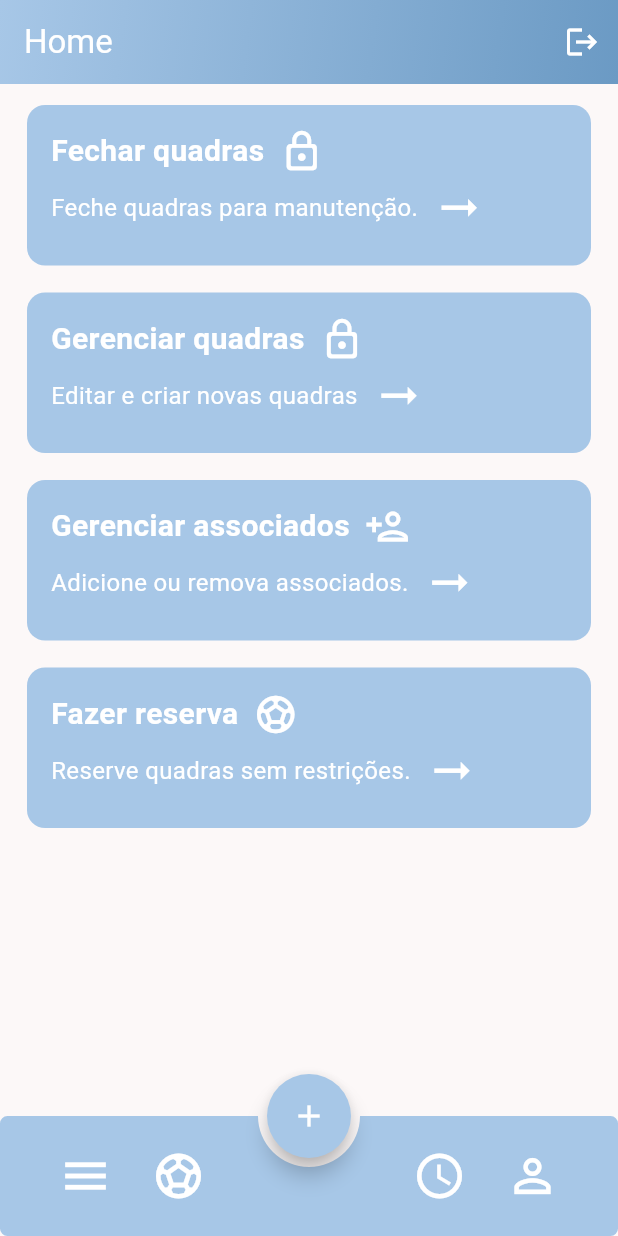
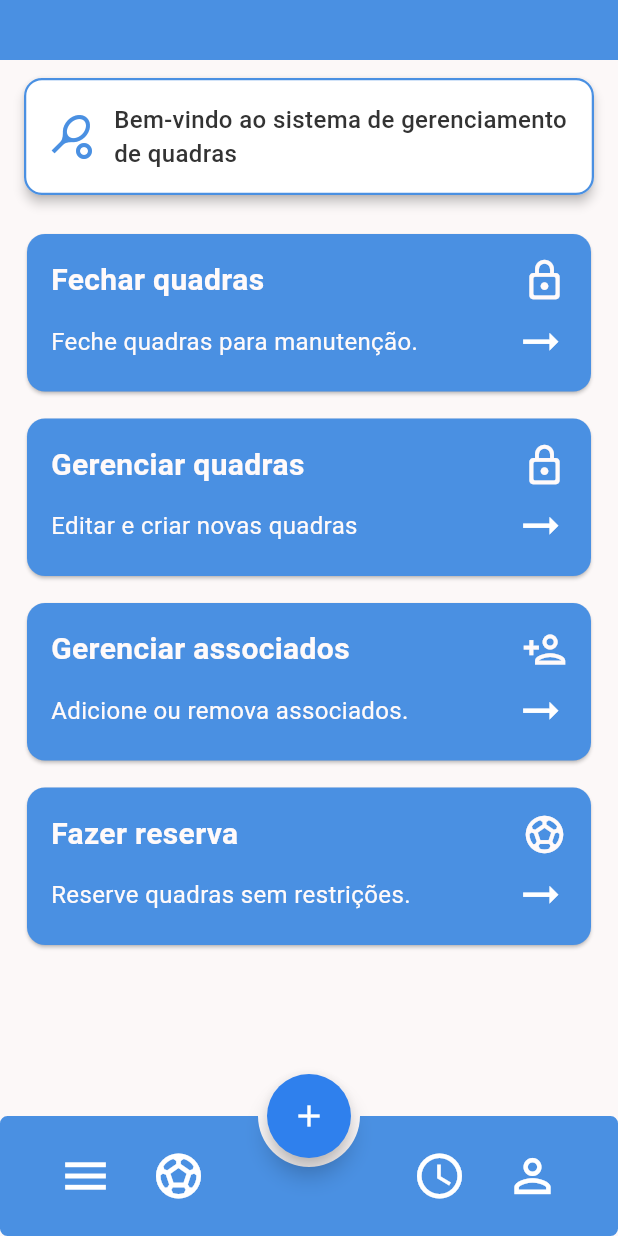
Before and after one commit to Danielsalesds/Sistema-de-Reservas-de-Quadra-Esportivas, a Flutter app: the HomeAdmin screen opened directly, on a phone screen of 412 x 824 dp. Run offline on Flutter 3.47's test engine with Material 3 defaults, Android fonts, the phone set to English and light mode, and no system bars; drawn by our look-alikes of overlay_support; our stand-ins replace awesome_dialog, cloud_firestore, firebase_auth, firebase_core, flutter_svg, google_fonts and 1 more; accounts and stored records are empty.

Commit message:
ajuste no desing home adm

```diff
--- a/lib/ui/pages/HomeAdmin.dart
+++ b/lib/ui/pages/HomeAdmin.dart
@@ -6,6 +6,7 @@ import 'package:clube/ui/widgets/CardAdmin.dart';
 import 'package:clube/ui/widgets/CustomAppBar.dart';
 import 'package:clube/ui/widgets/CustomBottomBar.dart';
 import 'package:clube/ui/widgets/CustomFAB.dart';
+import 'package:clube/ui/widgets/boasVindasCarde.dart';
 import 'package:flutter/cupertino.dart';
 import 'package:flutter/material.dart';
 
@@ -21,11 +22,24 @@ class HomeAdmin extends StatefulWidget{
 class HomeAdminState extends State<HomeAdmin>{
   final double padding_card_h = 14;
   final double padding_card_v = 5;
+  Color textColor = const Color(0xFFFFFAFA);//F5F5F5
+  Color textColor2 = const Color(0xFF333333);
+  Color baseColor = const Color(0xFF4A90E2);
+  Color cardColor2 = const Color(0xFF5A9BD4);
+  Color buttonColoer = const Color(0xFF2F80ED);
 
   @override
   Widget build(BuildContext context) {
     return Scaffold(
-      appBar: const CustomAppBar(title: 'Home',),
+      appBar: PreferredSize(
+        preferredSize: Size.fromHeight(40), // Altura menor que o padrão (56)
+        child: AppBar(
+          backgroundColor: baseColor,
+          elevation: 0, // opcional: remove a sombra
+          title: null, // sem título
+          automaticallyImplyLeading: false, // opcional: remove ícone de voltar, se não quiser
+        ),
+      ),
       bottomNavigationBar: const CustomBottomBar(),
       floatingActionButton: CustomFAB(
           onPressed: (){
@@ -38,6 +52,7 @@ class HomeAdminState extends State<HomeAdmin>{
       floatingActionButtonLocation: FloatingActionButtonLocation.centerDocked,
       body: Column(
         children: [
+          WelcomeCard(),
           const SizedBox(height: 5),
           Padding(
             padding: EdgeInsets.symmetric(horizontal: padding_card_h, vertical: padding_card_v),
@@ -46,7 +61,6 @@ class HomeAdminState extends State<HomeAdmin>{
               text1: "Feche quadras para manutenção.",
               icon: Icons.lock_outline_rounded,
               onTap: () {
-                // Exemplo de rota
                 Navigator.push(
                   context,
                   MaterialPageRoute(builder: (context) => ListarQuadras()), // ou outra tela
--- a/lib/ui/widgets/CardAdmin.dart
+++ b/lib/ui/widgets/CardAdmin.dart
@@ -1,4 +1,3 @@
-import 'package:flutter/cupertino.dart';
 import 'package:flutter/material.dart';
 
 class CardAdmin extends StatefulWidget {
@@ -16,65 +15,59 @@ class CardAdmin extends StatefulWidget {
   });
 
   @override
-  State<CardAdmin> createState() => CardAdminState();
+  State<CardAdmin> createState() => _CardAdminState();
 }
 
-class CardAdminState extends State<CardAdmin> {
-  Color textColor = const Color(0xFF0A2F4F);
-  Color textColor2 = const Color(0xFF333333);
+class _CardAdminState extends State<CardAdmin> {
+  static const Color textColor = Color(0xFFFFFAFA); // Branco suave
+  static const Color cardColor = Color(0xFF4A90E2); // Azul principal
+
   @override
   Widget build(BuildContext context) {
     return GestureDetector(
       onTap: widget.onTap,
-      child: Card.filled(
-        color: Theme.of(context).colorScheme.primaryContainer,
-        child: Row(
-          children: [
-            Padding(
+      child: Card(
+        color: cardColor,
+        shape: RoundedRectangleBorder(borderRadius: BorderRadius.circular(12)),
+        child: Padding(
           padding: const EdgeInsets.all(16),
           child: Column(
             crossAxisAlignment: CrossAxisAlignment.start,
             children: [
+              // Título + ícone à direita
               Row(
                 children: [
-                      Text(
+                  Expanded(
+                    child: Text(
                       widget.titulo,
-                        style: TextStyle(
+                      style: const TextStyle(
                         fontWeight: FontWeight.bold,
                         fontSize: 20,
-                          color: Theme.of(context).colorScheme.onPrimary,
-                          // color: textColor,
+                        color: textColor,
                       ),
                     ),
-                      const SizedBox(width: 10),
-                      Icon(widget.icon, color:  Theme.of(context).colorScheme.onPrimary, size: 30),
+                  ),
+                  Icon(widget.icon, color: textColor, size: 30),
                 ],
               ),
-                  const SizedBox(height: 5),
+              const SizedBox(height: 8),
+              // Descrição + ícone de seta
               Row(
                 children: [
-                      Text(
+                  Expanded(
+                    child: Text(
                       widget.text1,
-                        style: TextStyle(
+                      style: const TextStyle(
                         fontSize: 16,
-                          color: Theme.of(context).colorScheme.onPrimary,
+                        color: textColor,
                       ),
                     ),
-                      const SizedBox(width: 10,),
-                      const Icon(Icons.arrow_right_alt, color: Colors.white, size: 35)
+                  ),
+                  const Icon(Icons.arrow_right_alt, color: Colors.white, size: 35),
                 ],
               ),
-                  const SizedBox(height: 5),
-                  // const Row(
-                  //   children: [
-                  //     SizedBox(width: 300,),
-                  //     Icon(Icons.arrow_right_alt, color: Colors.white, size: 40)
-                  //   ],
-                  // )
             ],
           ),
-            ),
-          ],
         ),
       ),
     );
--- a/lib/ui/widgets/CustomBottomBar.dart
+++ b/lib/ui/widgets/CustomBottomBar.dart
@@ -12,8 +12,14 @@ class CustomBottomBar extends StatelessWidget{
 
   @override
   Widget build(BuildContext context) {
+    Color textColor = const Color(0xFFFFFAFA);//F5F5F5
+    Color textColor2 = const Color(0xFF333333);
+    Color baseColor = const Color(0xFF4A90E2);
+    Color cardColor2 = const Color(0xFF5A9BD4);
+    Color buttonColoer = const Color(0xFF2F80ED);
+
     return BottomAppBar(
-      color: Theme.of(context).colorScheme.primaryContainer,
+      color: baseColor,
       notchMargin: 6.0,
       shape: const AutomaticNotchedShape(
         RoundedRectangleBorder(
--- a/lib/ui/widgets/CustomFAB.dart
+++ b/lib/ui/widgets/CustomFAB.dart
@@ -12,11 +12,16 @@ class CustomFAB extends StatelessWidget{
   }) : super(key: key);
   @override
   Widget build(BuildContext context) {
+    Color textColor = const Color(0xFFFFFAFA);//F5F5F5
+    Color textColor2 = const Color(0xFF333333);
+    Color baseColor = const Color(0xFF4A90E2);
+    Color cardColor2 = const Color(0xFF5A9BD4);
+    Color buttonColor = const Color(0xFF2F80ED);
       return FloatingActionButton(
         heroTag: null,
         onPressed: onPressed,
         elevation: 6,
-        backgroundColor: Theme.of(context).colorScheme.primaryContainer,
+        backgroundColor: buttonColor,
         shape: ShapeBorder.lerp(
           const CircleBorder(),
           const StadiumBorder(),
--- /dev/null
+++ b/lib/ui/widgets/boasVindasCarde.dart
@@ -0,0 +1,40 @@
+import 'package:flutter/material.dart';
+
+class WelcomeCard extends StatelessWidget {
+  const WelcomeCard({super.key});
+
+  @override
+  Widget build(BuildContext context) {
+    return Card(
+      color: Colors.white,
+      elevation: 3,
+      shape: RoundedRectangleBorder(
+        borderRadius: BorderRadius.circular(12),
+        side: const BorderSide(
+          color: Color(0xFF4A90E2), // azul
+          width: 1.5,
+        ),
+      ),
+      margin: const EdgeInsets.symmetric(horizontal: 16, vertical: 12),
+      child: Padding(
+        padding: const EdgeInsets.all(16),
+        child: Row(
+          children: const [
+            Icon(Icons.sports_tennis, color: Color(0xFF4A90E2), size: 32),
+            SizedBox(width: 12),
+            Expanded(
+              child: Text(
+                'Bem-vindo ao sistema de gerenciamento de quadras',
+                style: TextStyle(
+                  fontSize: 16,
+                  fontWeight: FontWeight.w500,
+                  color: Color(0xFF333333),
+                ),
+              ),
+            ),
+          ],
+        ),
+      ),
+    );
+  }
+}
```
Also changed, not shown: pubspec.lock, 1 other file. Lines whose indentation alone changed are shown as unchanged.
